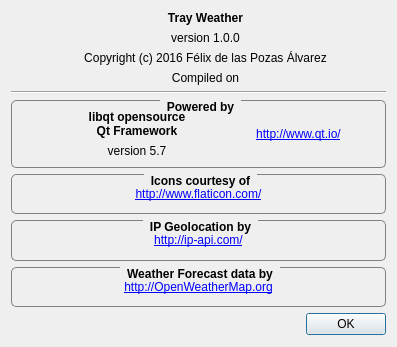
Old version of the form AboutDialog.ui in the repository FelixdelasPozas/TrayWeather.
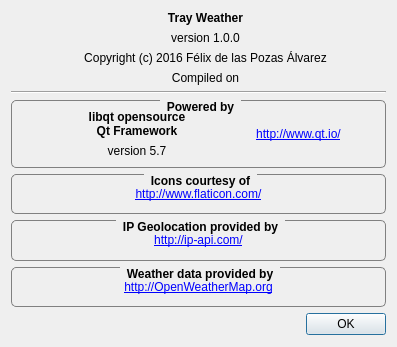
New version of the form. Icons and pictures are not drawn.

Commit message: Finished configuration dialog. Begin JSON data parsing.

Patch:
```diff
--- a/AboutDialog.ui
+++ b/AboutDialog.ui
@@ -308,7 +308,7 @@
 }</string>
        </property>
        <property name="title">
-        <string>IP Geolocation by</string>
+        <string>IP Geolocation provided by</string>
        </property>
        <layout class="QVBoxLayout" name="verticalLayout_6">
         <item>
@@ -349,7 +349,7 @@
 }</string>
        </property>
        <property name="title">
-        <string>Weather Forecast data by</string>
+        <string>Weather data provided by</string>
        </property>
        <layout class="QVBoxLayout" name="verticalLayout_7">
         <item>
```
Left out of the diff: 2 changed lines with no effect on the pictures. The commit also changes 12 other files.
